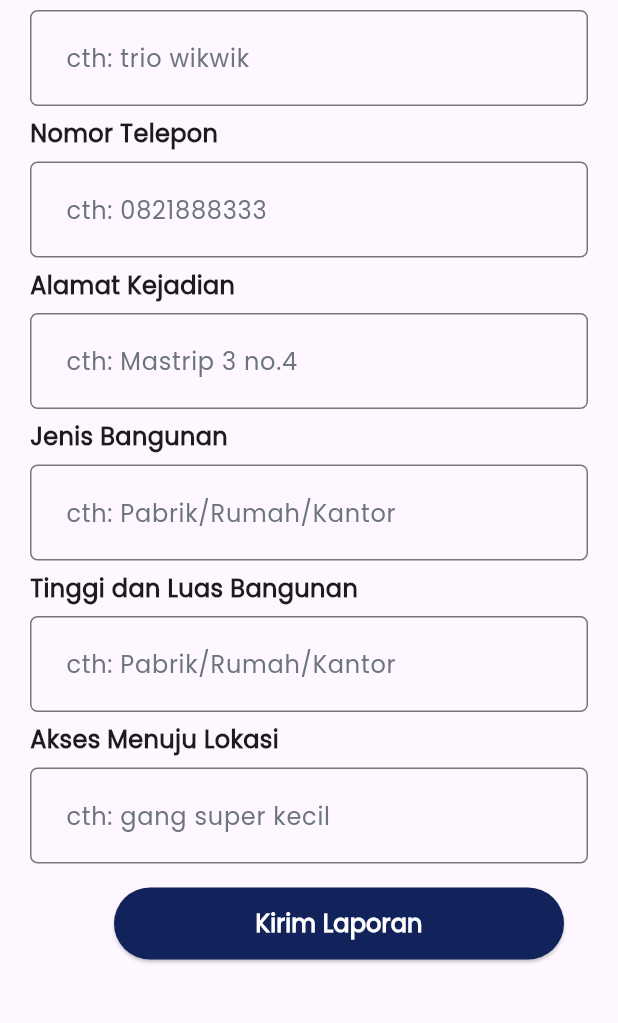
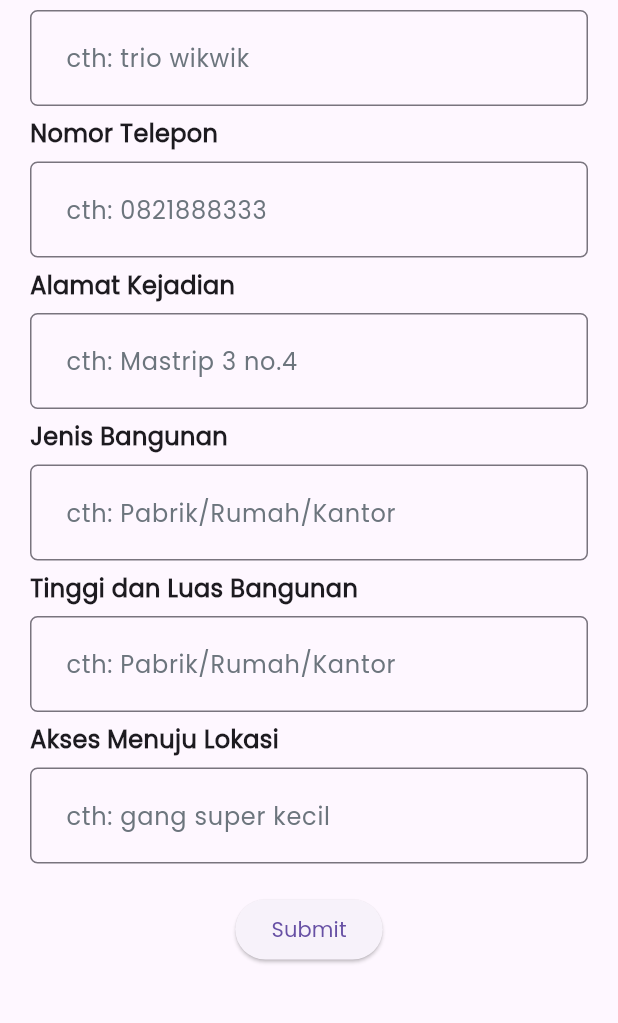
Before and after one commit to ForceClose31/JemberSiaga, a Flutter app: the LaporanKebakaranView screen opened directly, on a phone screen of 412 x 824 dp, the part 119-1142 px from its top. Run offline on Flutter 3.47's test engine with Material 3 defaults, Android fonts, the phone set to English and light mode, and no system bars; our stand-ins replace cloud_firestore, file_picker, firebase_core; accounts and stored records are empty.

Commit message:
feat: kecelakaan report

```diff
--- a/lib/provider/report_provider.dart
+++ b/lib/provider/report_provider.dart
@@ -14,10 +14,9 @@ class ReportProvider extends ChangeNotifier {
   }) async {
     try {
       final QuerySnapshot reportSnapshot =
-          await _firestore.collection('report').limit(1).get();
+          await _firestore.collection('report').get();
 
-      final String docId =
-          reportSnapshot.docs.isNotEmpty ? reportSnapshot.docs.first.id : '';
+      final String docId = reportSnapshot.docs.first.id;
 
       await _firestore
           .collection('report')
--- a/lib/views/pelapor/report/kebakaran/laporan_kebakaran.dart
+++ b/lib/views/pelapor/report/kebakaran/laporan_kebakaran.dart
@@ -1,6 +1,6 @@
 import 'package:flutter/material.dart';
-import 'package:jember_siaga/utils/colors.dart';
-import 'package:jember_siaga/views/pelapor/report/kriminal/next_laporan_kriminal.dart';
+import 'package:provider/provider.dart';
+import 'package:jember_siaga/provider/report_provider.dart';
 import 'package:jember_siaga/widgets/custom_textfield.dart';
 
 class LaporanKebakaranView extends StatefulWidget {
@@ -153,29 +153,23 @@ class _LaporanKebakaranViewState extends State<LaporanKebakaranView> {
                 controller: aksesController,
                 hintText: "cth: gang super kecil",
               ),
-              Padding(
-                padding: const EdgeInsets.all(16.0),
-                child: Row(
-                  mainAxisAlignment: MainAxisAlignment.end,
-                  children: [
-                    ElevatedButton(
-                      onPressed: () {
-                        Navigator.pop(context);
-                      },
-                      style: ElevatedButton.styleFrom(
-                        backgroundColor: secondaryButtonColor,
-                        minimumSize: const Size(300, 48),
-                      ),
-                      child: const Text(
-                        "Kirim Laporan",
-                        style: TextStyle(
-                            color: Colors.white,
-                            fontWeight: FontWeight.bold,
-                            fontSize: 16),
-                      ),
-                    )
-                  ],
-                ),
+              const SizedBox(
+                height: 20,
+              ),
+              ElevatedButton(
+                onPressed: () {
+                  final provider = Provider.of<ReportProvider>(context, listen: false);
+                  provider.addReportKebakaran(
+                    nama: namaController.text,
+                    alamat: alamatController.text,
+                    telepon: teleponController.text,
+                    jenis: jenisController.text,
+                    tinggiluas: tinggiluasController.text,
+                    akses: aksesController.text,
+                  );
+                  Navigator.pop(context);
+                },
+                child: const Text('Submit'),
               ),
             ],
           ),
```
Also changed, not shown: lib/main.dart (+7 -3 lines), lib/provider/kecelakaan_provider.dart (added, +20 -0 lines), lib/views/pelapor/detail_report/kecelakaan/laporan_kecelakaan.dart (+6 -6 lines), lib/views/pelapor/report/kecelakaan/laporan_kecelakaan.dart (+13 -5 lines), lib/views/pelapor/report/kecelakaan/next_laporan_kecelakaan.dart (+28 -9 lines), lib/models/report.dart (deleted).
